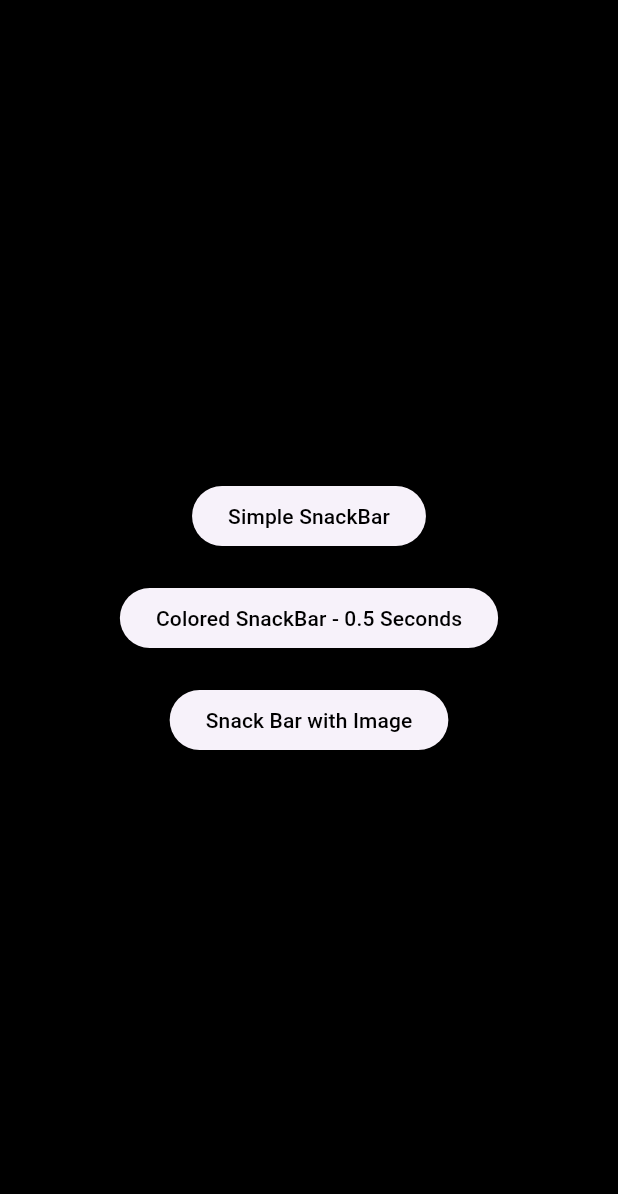
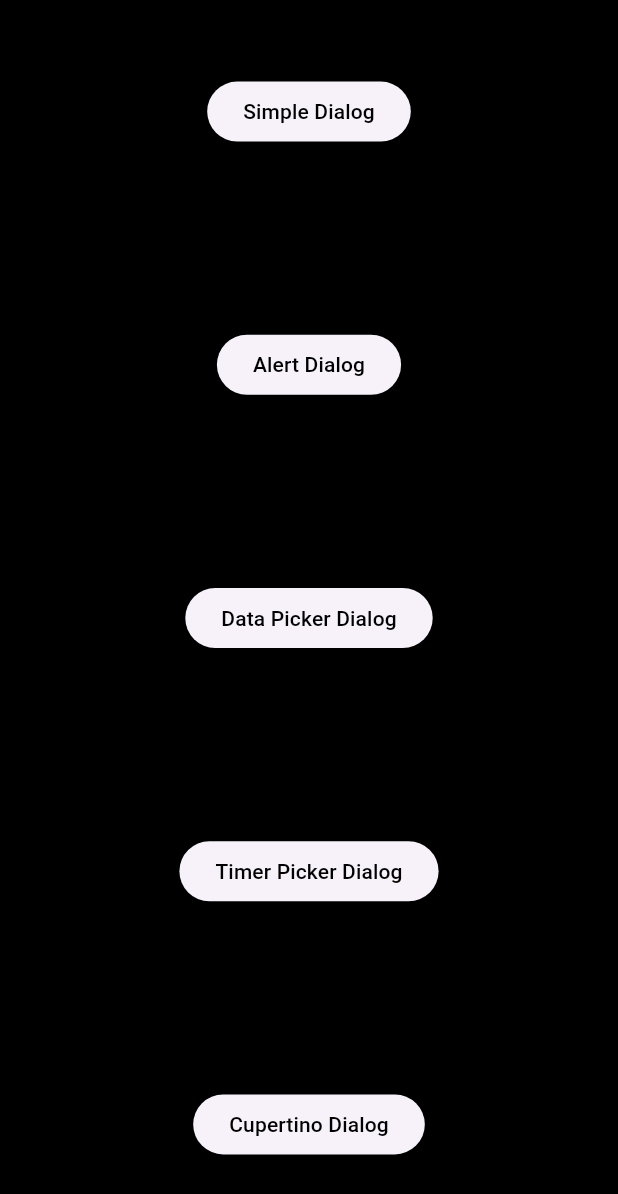
Before and after one commit to shivam2109964/projectOne, a Flutter app: the screen it shows after launch, on a phone screen of 412 x 824 dp. Shown: the top 1194 px of the screen. Run offline on Flutter 3.47's test engine with Material 3 defaults, Android fonts, the phone set to English and light mode, and no system bars; our stand-ins replace bloc, flutter_bloc.

Commit message:
21 April

```diff
--- a/lib/MyApp.dart
+++ b/lib/MyApp.dart
@@ -1,13 +1,13 @@
 import 'package:flutter/material.dart';
-import 'package:fluttre_one/Widget%20Practice/SnackBar/SnackBarr.dart';
+import 'package:fluttre_one/Widget%20Practice/Alert/alert.dart';
 
 class MyApp extends StatelessWidget {
   const MyApp({Key? key}) : super(key: key);
   @override
-  Widget build(BuildContext context){
+  Widget build(BuildContext context) {
     return const MaterialApp(
       debugShowCheckedModeBanner: false,
-      home: SnackBarr(),
+      home: ALert(),
     );
   }
 }
--- /dev/null
+++ b/lib/Widget Practice/Alert/alert.dart
@@ -0,0 +1,150 @@
+import 'package:flutter/material.dart';
+
+class ALert extends StatelessWidget {
+  const ALert({Key? key}) : super(key: key);
+
+  @override
+  Widget build(BuildContext context) {
+    //Functions to Show SnackBar on dialog dismiss
+    void showSnackBar(String text, String ans) {
+      final SnackBar snackBar = SnackBar(
+        duration: const Duration(milliseconds: 500),
+        content: Row(
+          children: <Widget>[
+            Icon(
+              ans.compareTo('Yes') == 0 ? Icons.favorite : Icons.watch_later,
+              color: ans.compareTo("Yes") == 0 ? Colors.pink : Colors.yellow,
+              size: 24.0,
+              semanticLabel: text,
+            ),
+            Text(text),
+          ],
+        ),
+      );
+      ScaffoldMessenger.of(context).showSnackBar(snackBar);
+    }
+
+    //Simple Dialog
+    Future<void> simpleDialog() async {
+      switch (await showDialog(
+          context: context,
+          builder: (BuildContext context) {
+            return SimpleDialog(
+              title: const Text("Simple Dialog, Is it nice?"),
+              children: <Widget>[
+                SimpleDialogOption(
+                  onPressed: () {
+                    Navigator.pop(context, "Yes");
+                  },
+                  child: const Text("Yes"),
+                ),
+                SimpleDialogOption(
+                  onPressed: () {
+                    Navigator.pop(context, "No");
+                  },
+                  child: const Text("No"),
+                )
+              ],
+            );
+          })) {
+        case 'Yes':
+          showSnackBar("Thanks", "Yes");
+          break;
+        case 'No':
+          showSnackBar("Oh! No... Try to provide you best", "No");
+          break;
+      }
+    }
+
+    Future<void> alertDialog() async {
+      switch (await showDialog(
+        context: context,
+        builder: (BuildContext context) {
+          return AlertDialog(
+            content: const Text("Is it Nice"),
+            title: const Text("Alert Dialog"),
+            actions: <Widget>[
+              TextButton(
+                onPressed: () {
+                  Navigator.pop(context, "No");
+                },
+                child: const Text("No"),
+              ),
+            ],
+          );
+        },
+      )) {
+        case 'Yes':
+          showSnackBar("Thanks!", 'Yes');
+          break;
+        case 'No':
+          showSnackBar("Oh! No... Try to provide you best", "No");
+          break;
+      }
+    }
+
+
+    return Scaffold(
+      backgroundColor: Colors.black,
+      body: Center(
+        child: Column(
+          mainAxisAlignment: MainAxisAlignment.spaceEvenly,
+          children: <Widget>[
+            //1 Button
+            ElevatedButton(
+              onPressed: simpleDialog,
+              child: const Text(
+                "Simple Dialog",
+                style: TextStyle(color: Colors.black),
+              ),
+            ),
+            const Padding(
+              padding: EdgeInsets.all(10),
+            ),
+            //2 Button
+            ElevatedButton(
+              onPressed: alertDialog,
+              child: const Text(
+                "Alert Dialog",
+                style: TextStyle(color: Colors.black),
+              ),
+            ),
+            const Padding(
+              padding: EdgeInsets.all(10),
+            ),
+            //3 Button
+            ElevatedButton(
+              onPressed: () {},
+              child: const Text(
+                "Data Picker Dialog",
+                style: TextStyle(color: Colors.black),
+              ),
+            ),
+            const Padding(
+              padding: EdgeInsets.all(10),
+            ),
+            //4 Button
+            ElevatedButton(
+              onPressed: () {},
+              child: const Text(
+                "Timer Picker Dialog",
+                style: TextStyle(color: Colors.black),
+              ),
+            ),
+            const Padding(
+              padding: EdgeInsets.all(10),
+            ),
+            //5 Button
+            ElevatedButton(
+              onPressed: () {},
+              child: const Text(
+                "Cupertino Dialog",
+                style: TextStyle(color: Colors.black),
+              ),
+            ),
+          ],
+        ),
+      ),
+    );
+  }
+}
```
